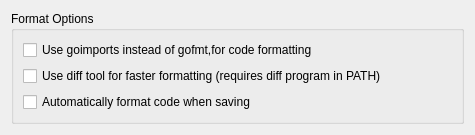
Qt form liteidex/src/plugins/golangfmt/golangfmtoption.ui (visualfc/liteide) before a commit.
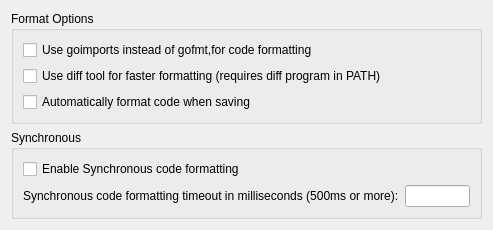
The same form after that commit.

```diff
--- a/liteidex/src/plugins/golangfmt/golangfmtoption.ui
+++ b/liteidex/src/plugins/golangfmt/golangfmtoption.ui
@@ -6,14 +6,14 @@
    <rect>
     <x>0</x>
     <y>0</y>
-    <width>475</width>
-    <height>135</height>
+    <width>493</width>
+    <height>199</height>
    </rect>
   </property>
   <property name="windowTitle">
    <string>Form</string>
   </property>
-  <layout class="QVBoxLayout" name="verticalLayout_2">
+  <layout class="QVBoxLayout" name="verticalLayout_3">
    <item>
     <widget class="QGroupBox" name="groupBox">
      <property name="title">
@@ -47,6 +47,43 @@
      </layout>
     </widget>
    </item>
+   <item>
+    <widget class="QGroupBox" name="groupBox_2">
+     <property name="title">
+      <string>Synchronous</string>
+     </property>
+     <layout class="QVBoxLayout" name="verticalLayout_2">
+      <item>
+       <widget class="QCheckBox" name="enableSyncCheckBox">
+        <property name="text">
+         <string>Enable Synchronous code formatting</string>
+        </property>
+       </widget>
+      </item>
+      <item>
+       <layout class="QHBoxLayout" name="horizontalLayout">
+        <item>
+         <widget class="QLabel" name="label">
+          <property name="text">
+           <string>Synchronous code formatting timeout in milliseconds (500ms or more):</string>
+          </property>
+         </widget>
+        </item>
+        <item>
+         <widget class="QLineEdit" name="syncTimeoutLineEdit">
+          <property name="sizePolicy">
+           <sizepolicy hsizetype="Preferred" vsizetype="Fixed">
+            <horstretch>0</horstretch>
+            <verstretch>0</verstretch>
+           </sizepolicy>
+          </property>
+         </widget>
+        </item>
+       </layout>
+      </item>
+     </layout>
+    </widget>
+   </item>
    <item>
     <spacer name="verticalSpacer">
      <property name="orientation">
```
